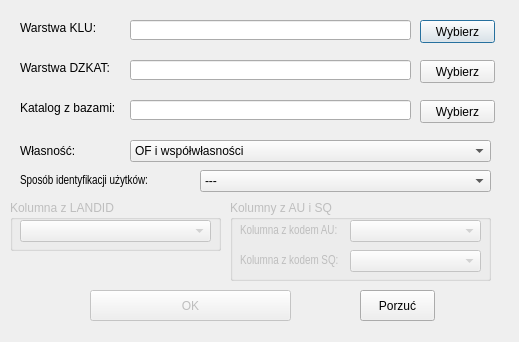
Marcus-LAS-R/LASR, file skrypty/ui/ui_sprawdz_ls.ui: the form before one commit.
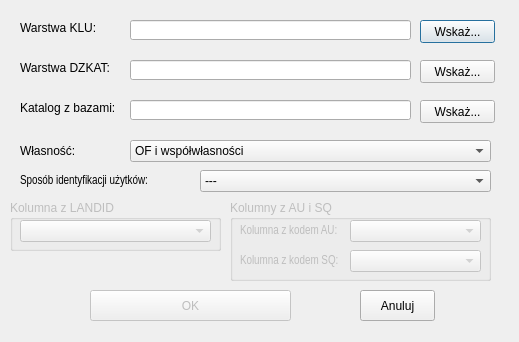
The form after the commit.

Patch:
```diff
--- a/skrypty/ui/ui_sprawdz_ls.ui
+++ b/skrypty/ui/ui_sprawdz_ls.ui
@@ -219,7 +219,7 @@
     </font>
    </property>
    <property name="text">
-    <string>Wybierz</string>
+    <string>Wskaż...</string>
    </property>
   </widget>
   <widget class="QPushButton" name="pushButton_dzkat">
@@ -237,7 +237,7 @@
     </font>
    </property>
    <property name="text">
-    <string>Wybierz</string>
+    <string>Wskaż...</string>
    </property>
   </widget>
   <widget class="QPushButton" name="pushButton_bazy">
@@ -255,7 +255,7 @@
     </font>
    </property>
    <property name="text">
-    <string>Wybierz</string>
+    <string>Wskaż...</string>
    </property>
   </widget>
   <widget class="QLabel" name="label_5">
@@ -456,7 +456,7 @@
     </font>
    </property>
    <property name="text">
-    <string>Porzuć</string>
+    <string>Anuluj</string>
    </property>
   </widget>
  </widget>
```
